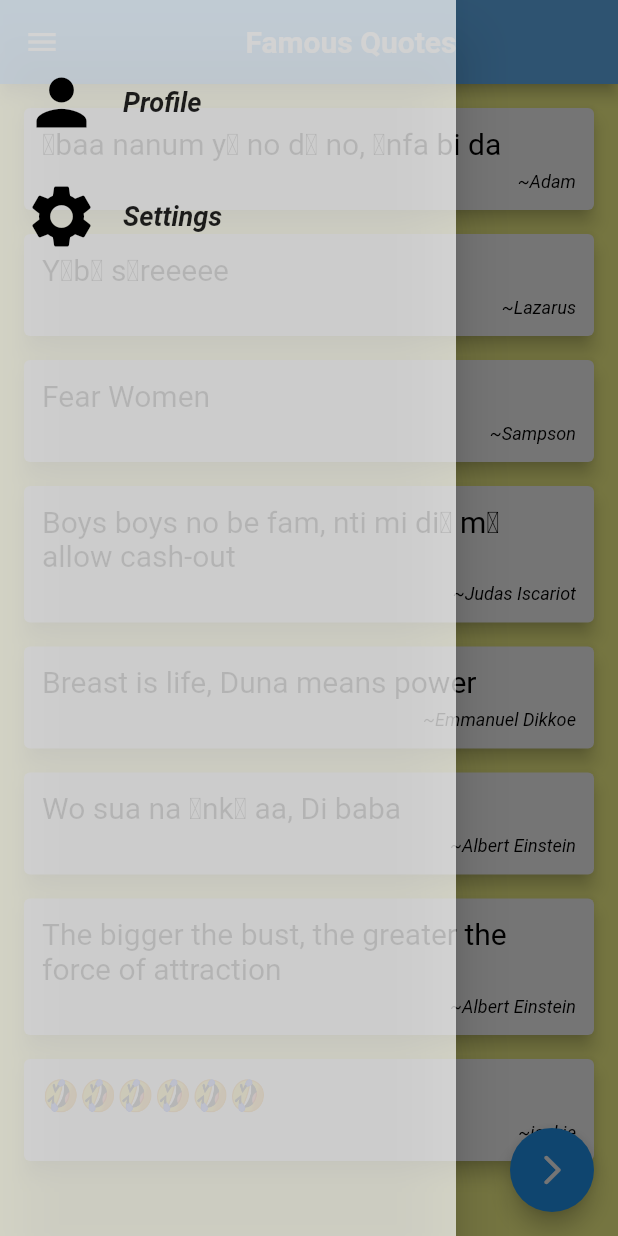
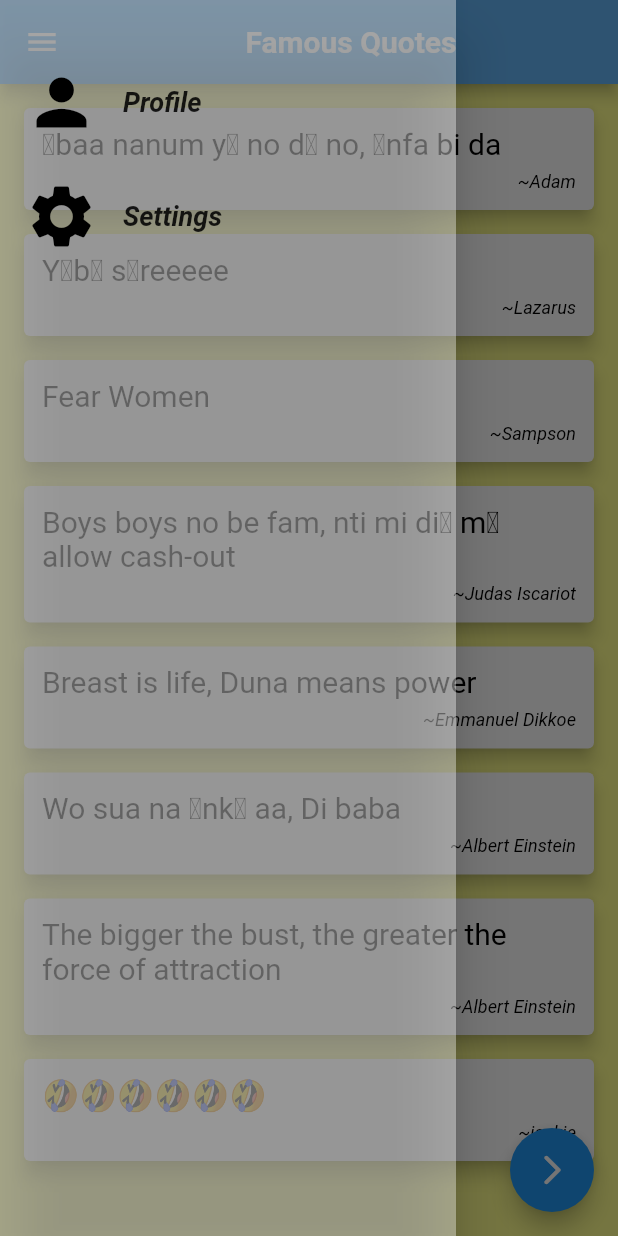
Before and after one commit to Aquarius-blake/level2, a Flutter app: the screen it shows after launch, with the side drawer open, on a phone screen of 412 x 824 dp. Run offline on Flutter 3.47's test engine with Material 2 defaults, Android fonts, the phone set to English and light mode, and no system bars.

```diff
--- a/lib/main.dart
+++ b/lib/main.dart
@@ -79,7 +79,7 @@ class _QuotesState extends State<Quotes> {
     return Scaffold(
       backgroundColor:Colors.yellowAccent[100] ,
       drawer: Drawer(
-        backgroundColor: Colors.white70,
+        backgroundColor: Colors.white38,
 
         child: Column(
           children: <Widget>[
```
